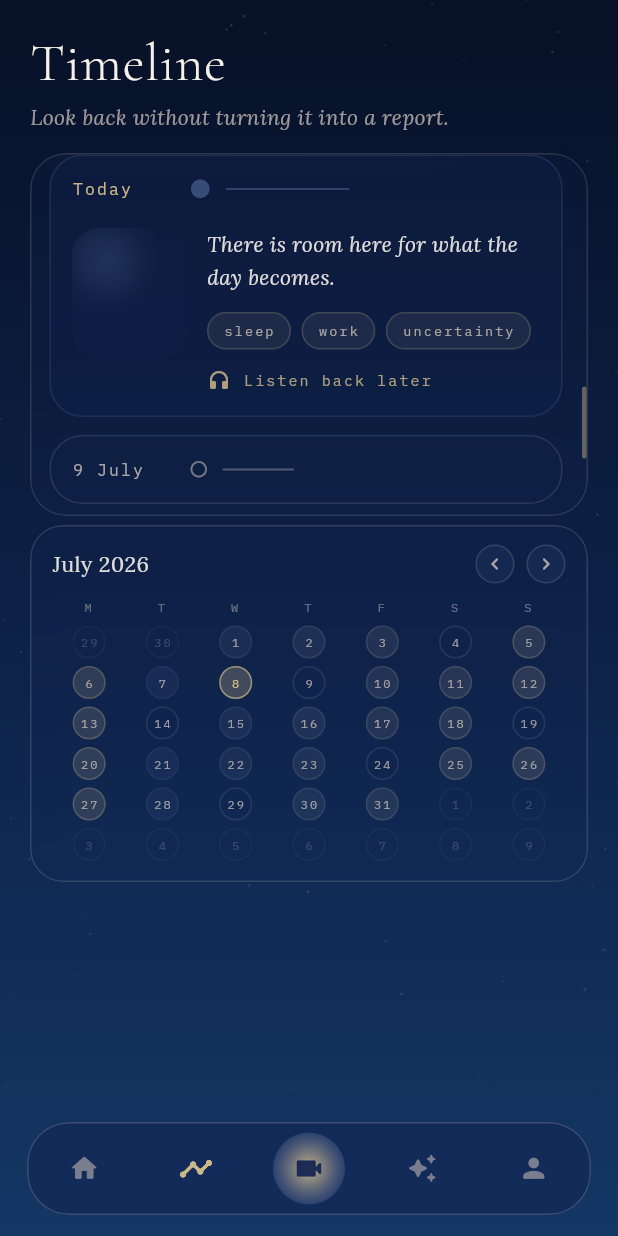
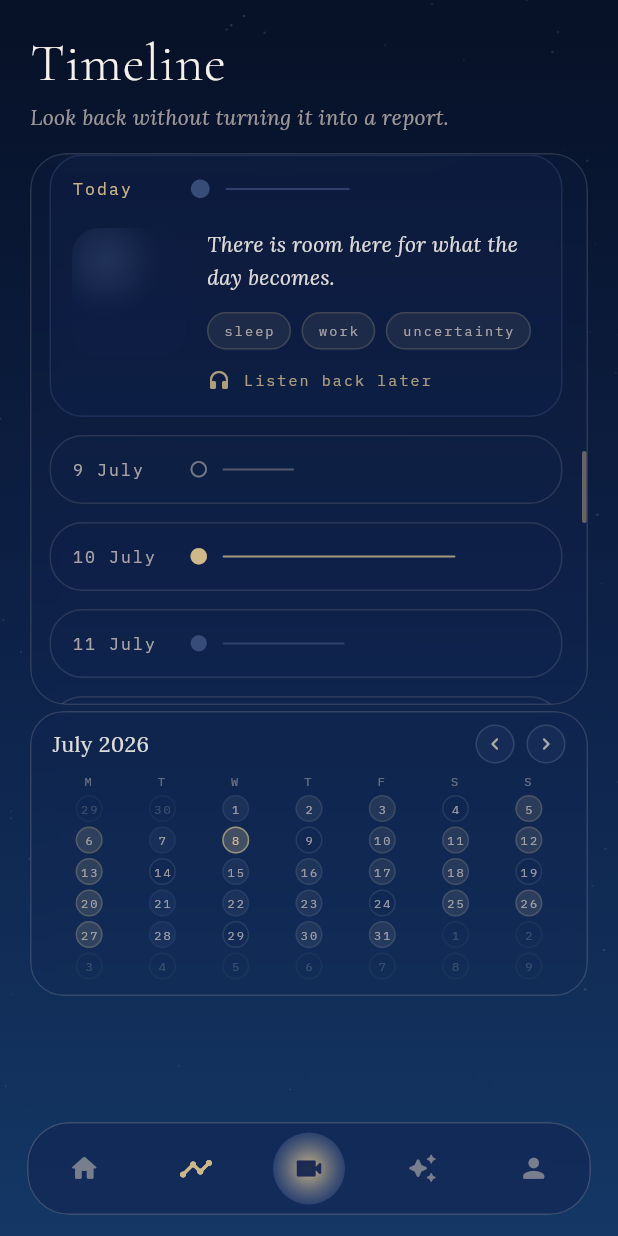
Before and after one commit to arrajeevchandar/Solenne, a Flutter app: the AppShell screen opened directly, item 2 of the bottom bar chosen, on a phone screen of 412 x 824 dp. Run offline on Flutter 3.47's test engine with Material 3 defaults, Android fonts, the light colour scheme and no system bars; our stand-ins replace camera, cloud_firestore, firebase_auth, firebase_core, flutter_riverpod, google_fonts and 2 more; accounts and stored records are empty.

Commit message:
gallery bug

```diff
--- a/frontend/lib/screens/timeline/timeline_screen.dart
+++ b/frontend/lib/screens/timeline/timeline_screen.dart
@@ -17,7 +17,7 @@ class _TimelineScreenState extends State<TimelineScreen> {
   static const double _navHeight = 62;
   static const double _navBottomMargin = 14;
   static const double _calendarToNavGap = 8;
-  static const double _sectionGap = 6;
+  static const double _sectionGap = 4;
   static const double _horizontalPadding = 20;
   static const double _headerTop = 20;
   static const double _timelinePanelTop = 102;
@@ -70,12 +70,10 @@ class _TimelineScreenState extends State<TimelineScreen> {
         MediaQuery.paddingOf(context).bottom;
     return _CosmicPage(
       child: SafeArea(
+        bottom: false,
         child: LayoutBuilder(
           builder: (context, constraints) {
-            final calendarHeight = math.min(
-              238.0,
-              math.max(212.0, constraints.maxHeight * 0.34),
-            );
+            const calendarHeight = 190.0;
             return Stack(
               children: [
                 Positioned(
@@ -395,7 +393,7 @@ class _MonthCalendarPreviewState extends State<_MonthCalendarPreview> {
   Widget build(BuildContext context) {
     final days = _calendarDays(_visibleMonth);
     return _Glass(
-      padding: const EdgeInsets.fromLTRB(14, 12, 14, 12),
+      padding: const EdgeInsets.fromLTRB(14, 8, 14, 8),
       child: Column(
         crossAxisAlignment: CrossAxisAlignment.start,
         children: [
@@ -421,7 +419,7 @@ class _MonthCalendarPreviewState extends State<_MonthCalendarPreview> {
               ),
             ],
           ),
-          const SizedBox(height: 10),
+          const SizedBox(height: 6),
           Row(
             children: const [
               'M',
@@ -433,7 +431,7 @@ class _MonthCalendarPreviewState extends State<_MonthCalendarPreview> {
               'S',
             ].map((label) => Expanded(child: _Weekday(label))).toList(),
           ),
-          const SizedBox(height: 7),
+          const SizedBox(height: 4),
           Column(
             children: [
               for (int week = 0; week < 6; week++) ...[
@@ -442,7 +440,7 @@ class _MonthCalendarPreviewState extends State<_MonthCalendarPreview> {
                     for (int weekday = 0; weekday < 7; weekday++)
                       Expanded(
                         child: SizedBox(
-                          height: 22,
+                          height: 18,
                           child: _CalendarCell(
                             date: days[(week * 7) + weekday],
                             inMonth:
@@ -458,7 +456,7 @@ class _MonthCalendarPreviewState extends State<_MonthCalendarPreview> {
                       ),
                   ],
                 ),
-                if (week != 5) const SizedBox(height: 5),
+                if (week != 5) const SizedBox(height: 3),
               ],
             ],
           ),
@@ -556,7 +554,7 @@ class _CalendarCell extends StatelessWidget {
     )!;
     return Center(
       child: SizedBox.square(
-        dimension: 22,
+        dimension: 18,
         child: AnimatedContainer(
           duration: AppDurations.transition,
           alignment: Alignment.center,
```
